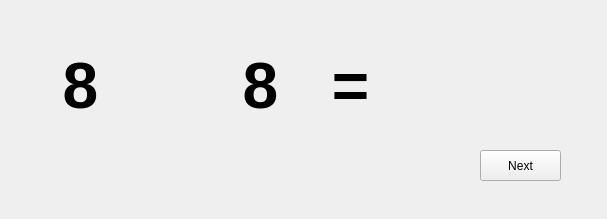
ajs5433/CSEC-Final-Project-, file Python/UI forms/numberWindow.ui: the form before one commit.
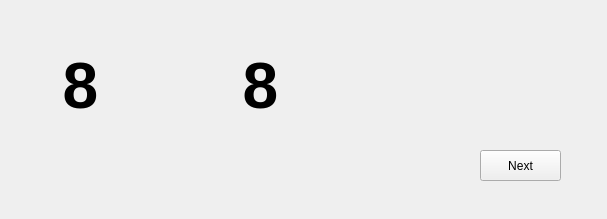
The form after the commit.

Commit message: added more UI forms number keypad and routine check

```diff
--- a/Python/UI forms/numberWindow.ui
+++ b/Python/UI forms/numberWindow.ui
@@ -112,7 +112,7 @@
     </font>
    </property>
    <property name="text">
-    <string>=</string>
+    <string/>
    </property>
    <property name="alignment">
     <set>Qt::AlignCenter</set>
```
The commit also changes 7 other files.
